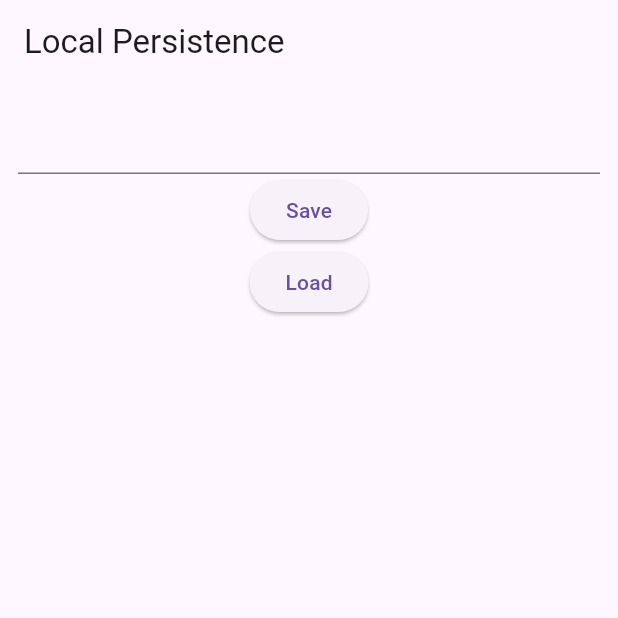
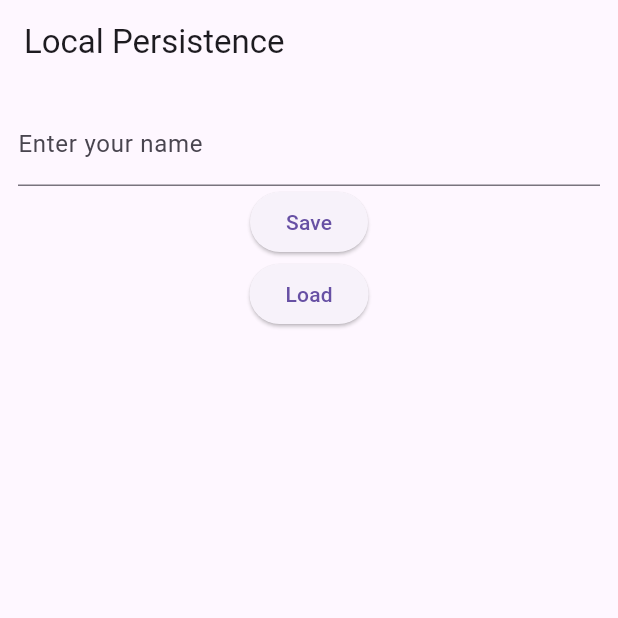
Before and after one commit to KeatonMcCauley/mobile-computing-fall26, a Flutter app: the screen it shows after launch, on a phone screen of 412 x 824 dp, the top half of it. Run offline on Flutter 3.47's test engine with Material 3 defaults, Android fonts, the light colour scheme and no system bars; our stand-ins replace shared_preferences.

Commit message:
lab7 3rd

```diff
--- a/Week07/lab07/lib/main.dart
+++ b/Week07/lab07/lib/main.dart
@@ -45,7 +45,12 @@ class _HomeScreenState extends State<HomeScreen> {
         padding: const EdgeInsets.all(12),
         child: Column(
           children: [
-            TextField(controller: _nameController),
+            TextField(
+              controller: _nameController,
+              decoration: const InputDecoration(
+                labelText: 'Enter your name',)
+
+              ),
 
             ElevatedButton(
               onPressed: () async {
```
